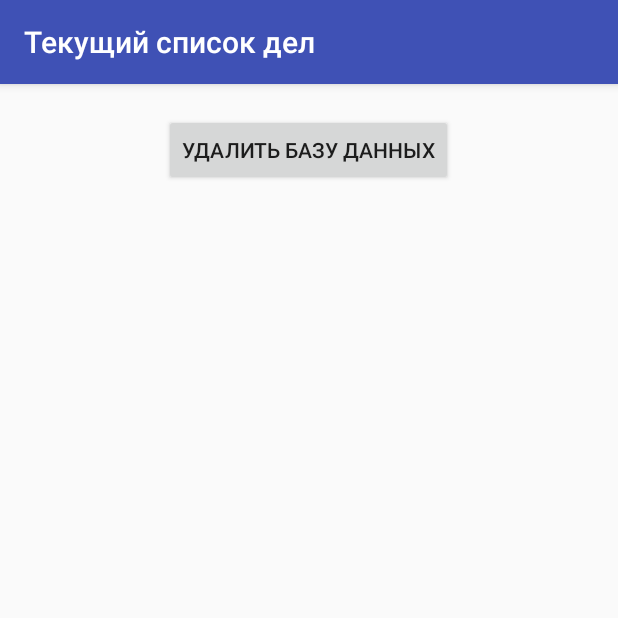
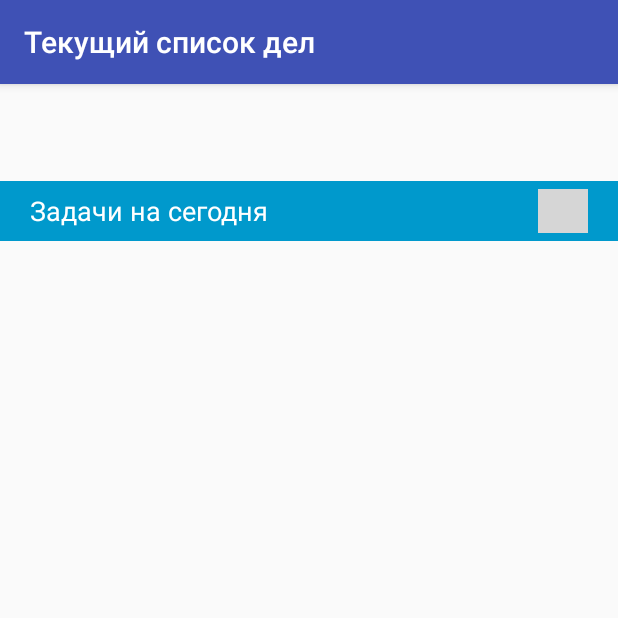
Before and after one commit to deniskond/EasyOrg, an Android app: the screen it shows after launch (TaskList), after a tap on "Текущий список дел", on a phone screen of 412 x 824 dp, the top half of it. Run offline under Robolectric (Android 15) with nearby library versions, the phone set to English and light mode, and no system bars; grey boxes are pictures that could not be loaded.

Commit message:
fixes #25

```diff
--- a/app/src/main/res/layout/task_list.xml
+++ b/app/src/main/res/layout/task_list.xml
@@ -1,6 +1,7 @@
 <?xml version="1.0" encoding="utf-8"?>
 
 <LinearLayout xmlns:android="http://schemas.android.com/apk/res/android"
+    xmlns:app="http://schemas.android.com/apk/res-auto"
     android:layout_width="match_parent"
     android:layout_height="match_parent"
     android:orientation="vertical">
@@ -10,7 +11,8 @@
         android:layout_width="match_parent"
         android:layout_height="wrap_content"
         android:gravity="center"
-        android:orientation="horizontal">
+        android:orientation="horizontal"
+        android:visibility="gone">
 
         <Button
             android:id="@+id/buttonDeleteDB"
@@ -32,6 +34,58 @@
             android:layout_margin="20dp"
             android:layout_weight="1"
             android:textSize="18sp" />
+
+    </LinearLayout>
+
+    <LinearLayout
+        android:layout_width="match_parent"
+        android:layout_height="match_parent"
+        android:layout_weight="1"
+        android:orientation="vertical">
+
+        <LinearLayout
+            android:layout_width="match_parent"
+            android:layout_height="40dp"
+            android:background="@android:color/holo_blue_dark"
+            android:gravity="center_vertical"
+            android:orientation="horizontal"
+            android:paddingLeft="20dp"
+            android:paddingRight="20dp"
+            android:weightSum="100">
+
+            <TextView
+                android:id="@+id/textView7"
+                android:layout_width="wrap_content"
+                android:layout_height="wrap_content"
+                android:layout_weight="98"
+                android:text="Задачи на сегодня"
+                android:textColor="#ffffff"
+                android:textSize="18sp" />
+
+            <ImageView
+                android:id="@+id/imageView"
+                android:layout_width="wrap_content"
+                android:layout_height="wrap_content"
+                android:layout_marginBottom="5dp"
+                android:layout_marginTop="5dp"
+                android:layout_weight="2"
+                android:adjustViewBounds="true"
+                android:scaleType="fitStart"
+                app:srcCompat="@drawable/dropdown_2" />
+
+        </LinearLayout>
+
+        <ScrollView
+            android:layout_width="match_parent"
+            android:layout_height="match_parent">
+
+            <LinearLayout
+                android:id="@+id/task_list"
+                android:layout_width="match_parent"
+                android:layout_height="wrap_content"
+                android:orientation="vertical" />
+        </ScrollView>
+
     </LinearLayout>
 
 </LinearLayout>
```
Also changed, not shown: app/src/main/java/nosfie/easyorg/DataStructures/Task.java (+9 -0 lines), app/src/main/java/nosfie/easyorg/NewTask/NewTaskSecondScreen.java (+33 -5 lines), app/src/main/java/nosfie/easyorg/NewTask/NewTaskThirdScreen.java (+22 -0 lines), app/src/main/java/nosfie/easyorg/TaskList/TaskList.java (+15 -0 lines), app/src/main/res/layout/new_task_third_screen.xml (+9 -13 lines).
